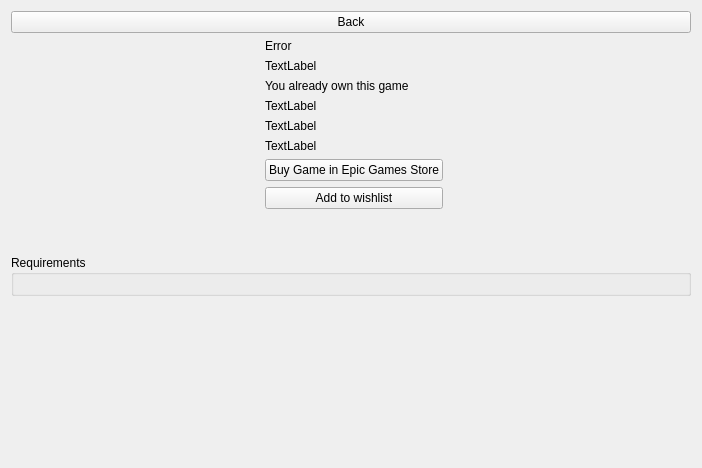
Before: the Qt Designer form rare/ui/components/tabs/store/shop_game_info.ui in RareDevs/Rare, drawn with Qt 5.
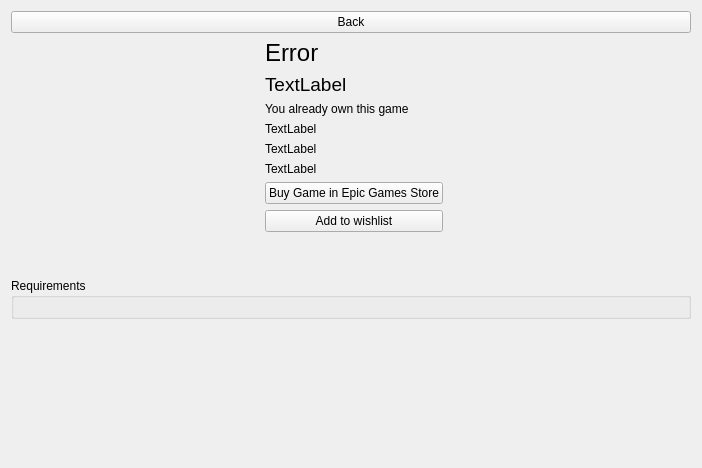
After: the same form once the commit is applied.

Commit message: Merge Browse and free games in one tab

Patch:
```diff
--- a/rare/ui/components/tabs/store/shop_game_info.ui
+++ b/rare/ui/components/tabs/store/shop_game_info.ui
@@ -34,6 +34,11 @@
       <layout class="QVBoxLayout" name="verticalLayout_2">
        <item>
         <widget class="QLabel" name="title">
+            <property name="font">
+                <font>
+                    <pointsize>18</pointsize>
+                </font>
+            </property>
          <property name="text">
           <string>Error</string>
          </property>
@@ -44,6 +49,11 @@
        </item>
        <item>
         <widget class="QLabel" name="dev">
+               <property name="font">
+                   <font>
+                       <pointsize>14</pointsize>
+                   </font>
+               </property>
          <property name="text">
           <string>TextLabel</string>
          </property>
```
Lines whose indentation alone changed are shown as unchanged. The commit also changes 16 other files.
